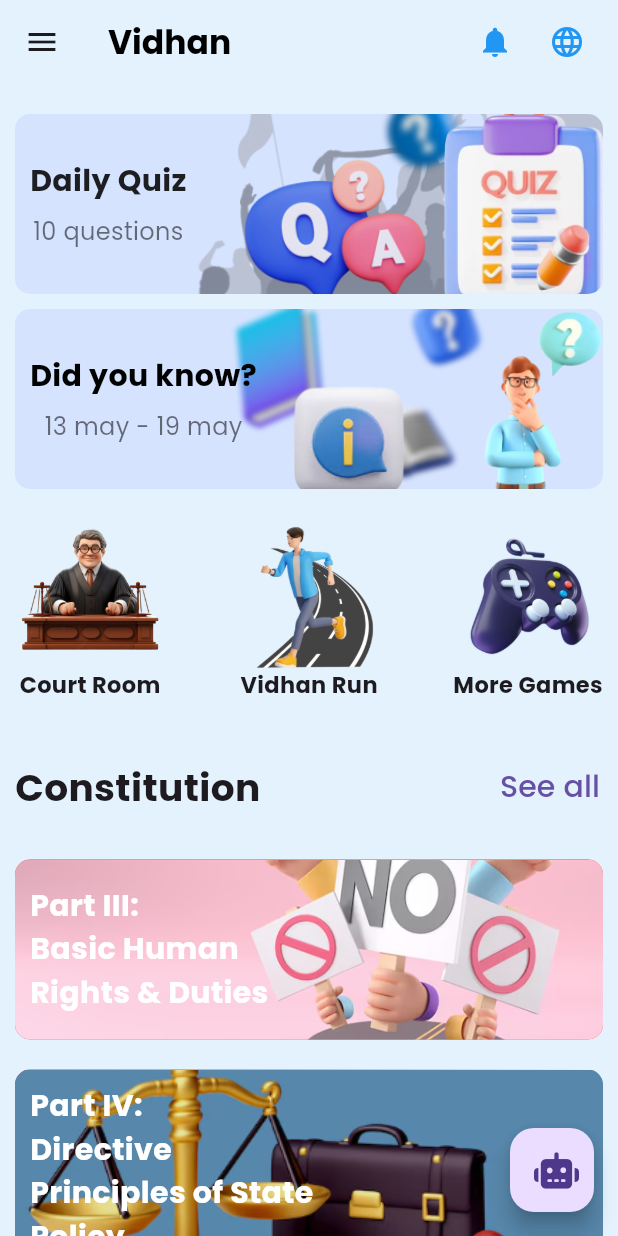
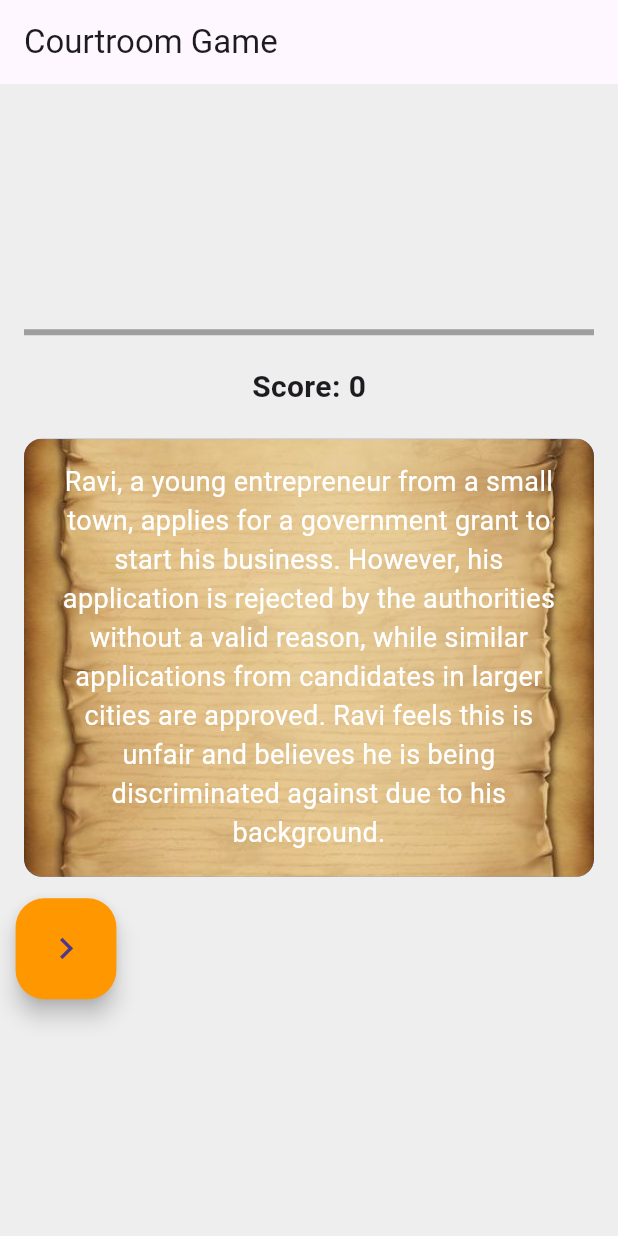
Before and after one commit to Sachinbgithub/vidhan, a Flutter app: the HomePage screen opened by its route, after a tap on "Court Room", on a phone screen of 412 x 824 dp. Run offline on Flutter 3.47's test engine with Material 3 defaults, Android fonts, the phone set to English and light mode, and no system bars; our stand-ins replace audioplayers, carousel_slider, cloud_firestore, curved_navigation_bar, firebase_auth, firebase_core and 9 more; accounts and stored records are empty; network calls fail.

Commit message:
courtroom initial version updated...

```diff
--- /dev/null
+++ b/lib/games/courtRoom/courtroom.dart
@@ -0,0 +1,264 @@
+import 'package:flutter/material.dart';
+import 'dart:async';
+import 'package:audioplayers/audioplayers.dart';
+
+void main() => runApp(CourtroomGameApp());
+
+class CourtroomGameApp extends StatelessWidget {
+  @override
+  Widget build(BuildContext context) {
+    return MaterialApp(
+      title: 'Courtroom Game',
+      theme: ThemeData(primarySwatch: Colors.blue),
+      home: CourtroomGameScreen(),
+    );
+  }
+}
+
+class CourtroomGameScreen extends StatefulWidget {
+  @override
+  _CourtroomGameScreenState createState() => _CourtroomGameScreenState();
+}
+
+class _CourtroomGameScreenState extends State<CourtroomGameScreen> with SingleTickerProviderStateMixin {
+  int _storyIndex = 0;
+  bool _showQuestion = false;
+  int _score = 0;
+  int _timer = 30;
+  late Timer _countdownTimer;
+
+  // Audio player for sound effects
+  AudioPlayer _audioPlayer = AudioPlayer();
+
+  // Example story content and questions
+  final List<String> _storyParts = [
+    "Ravi, a young entrepreneur from a small town, applies for a government grant to start his business. However, his application is rejected by the authorities without a valid reason, while similar applications from candidates in larger cities are approved. Ravi feels this is unfair and believes he is being discriminated against due to his background.",
+    "Ravi decides to challenge this decision in court, citing Article 14 of the Indian Constitution, which guarantees that all citizens are equal before the law and ensures no discrimination based on place of origin or background.",
+    "The court rules in Ravi's favor, emphasizing that every citizen is entitled to equal treatment under the law, regardless of their geographical location.",
+    "Now, the jury awaited the final verdict.",
+  ];
+
+  final String _question = "Which article of the Indian Constitution protects Ravi’s right to equal treatment in the government grant application process?";
+  final List<String> _options = [
+    "Article 15",
+    "Article 14",
+    "Article 17",
+    "Article 19",
+  ];
+  final String _correctAnswer = "Article 14";
+
+  late AnimationController _controller;
+  late Animation<double> _animation;
+
+  @override
+  void initState() {
+    super.initState();
+    _controller = AnimationController(vsync: this, duration: Duration(milliseconds: 300));
+    _animation = Tween<double>(begin: 1.0, end: 1.2).animate(_controller)
+      ..addStatusListener((status) {
+        if (status == AnimationStatus.completed) {
+          _controller.reverse();
+        } else if (status == AnimationStatus.dismissed) {
+          _controller.forward();
+        }
+      });
+    _controller.forward();
+    _startTimer();
+  }
+
+  @override
+  void dispose() {
+    _controller.dispose();
+    _countdownTimer.cancel();
+    super.dispose();
+  }
+
+  void _startTimer() {
+    _timer = 30;
+    _countdownTimer = Timer.periodic(Duration(seconds: 1), (timer) {
+      if (_timer > 0) {
+        setState(() {
+          _timer--;
+        });
+      } else {
+        _countdownTimer.cancel();
+        _answerQuestion(''); // Automatically answer as wrong when time runs out
+      }
+    });
+  }
+
+  void _stopTimer() {
+    if (_countdownTimer.isActive) {
+      _countdownTimer.cancel();
+    }
+  }
+
+  void _answerQuestion(String answer) {
+    _stopTimer();
+    final isCorrect = answer == _correctAnswer;
+
+    // Play sound based on answer correctness
+    if (isCorrect) {
+      _audioPlayer.play('assets/sounds/correct.wav' as Source);
+      _score += 10; // Add points for correct answers
+    } else {
+      _audioPlayer.play('assets/sounds/wrong.mp3' as Source);
+    }
+
+    showDialog(
+      context: context,
+      builder: (context) => AlertDialog(
+        title: Text(isCorrect ? 'Correct!' : 'Wrong Answer'),
+        content: Text(isCorrect
+            ? 'You got the right answer! +10 Points'
+            : 'The correct answer was "$_correctAnswer".'),
+        actions: [
+          TextButton(
+            onPressed: () {
+              Navigator.of(context).pop();
+              setState(() {
+                _storyIndex = 0;
+                _showQuestion = false;
+              });
+              _startTimer(); // Restart timer after question
+            },
+            child: Text('Restart Game'),
+          ),
+        ],
+      ),
+    );
+  }
+
+  void _nextPart() {
+    if (_storyIndex < _storyParts.length - 1) {
+      setState(() {
+        _storyIndex++;
+      });
+    } else {
+      setState(() {
+        _showQuestion = true;
+      });
+    }
+  }
+
+  void _previousPart() {
+    if (_storyIndex > 0) {
+      setState(() {
+        _storyIndex--;
+      });
+    }
+  }
+
+  @override
+  Widget build(BuildContext context) {
+    return Scaffold(
+      backgroundColor: Colors.grey[200],
+      appBar: AppBar(
+        title: Text("Courtroom Game"),
+      ),
+      body: Padding(
+        padding: const EdgeInsets.all(16.0),
+        child: Column(
+          mainAxisAlignment: MainAxisAlignment.center,
+          children: [
+            LinearProgressIndicator(
+              value: _storyIndex / _storyParts.length,
+              backgroundColor: Colors.grey,
+              color: Colors.blueAccent,
+            ),
+            SizedBox(height: 20),
+            Text(
+              'Score: $_score',
+              style: TextStyle(fontSize: 20, fontWeight: FontWeight.bold),
+            ),
+            SizedBox(height: 20),
+            if (!_showQuestion)
+              Column(
+                children: [
+                  Container(
+                    padding: EdgeInsets.all(16),
+                    decoration: BoxDecoration(
+                      image: DecorationImage(
+                        image: AssetImage('assets/download.jpeg'),
+                        fit: BoxFit.cover,
+                      ),
+                      color: Colors.blueAccent,
+                      borderRadius: BorderRadius.circular(12),
+                    ),
+                    child: Text(
+                      _storyParts[_storyIndex],
+                      style: TextStyle(fontSize: 18, color: Colors.white),
+                      textAlign: TextAlign.center,
+                    ),
+                  ),
+                  SizedBox(height: 20),
+                  Row(
+                    mainAxisAlignment: MainAxisAlignment.spaceBetween,
+                    children: [
+                      if (_storyIndex > 0)
+                        FloatingActionButton(
+                          onPressed: _previousPart,
+                          child: Icon(Icons.arrow_back),
+                          backgroundColor: Colors.grey,
+                        ),
+                      ScaleTransition(
+                        scale: _animation,
+                        child: FloatingActionButton(
+                          onPressed: _nextPart,
+                          child: Icon(Icons.navigate_next),
+                          backgroundColor: Colors.orange,
+                        ),
+                      ),
+                    ],
+                  ),
+                ],
+              ),
+            if (_showQuestion)
+              Column(
+                children: [
+                  Text(
+                    _question,
+                    style: TextStyle(
+                        fontSize: 20,
+                        fontWeight: FontWeight.bold,
+                        color: Colors.blueAccent),
+                    textAlign: TextAlign.center,
+                  ),
+                  SizedBox(height: 20),
+                  Column(
+                    crossAxisAlignment: CrossAxisAlignment.stretch,
+                    children: _options.map(
+                          (option) => Padding(
+                        padding: const EdgeInsets.symmetric(vertical: 8.0),
+                        child: ElevatedButton(
+                          onPressed: () => _answerQuestion(option),
+                          style: ElevatedButton.styleFrom(
+                            backgroundColor: Colors.blueAccent,
+                            padding: EdgeInsets.symmetric(vertical: 12),
+                            shape: RoundedRectangleBorder(
+                              borderRadius: BorderRadius.circular(10),
+                            ),
+                          ),
+                          child: Text(
+                            option,
+                            style: TextStyle(
+                                fontSize: 18, color: Colors.white),
+                            textAlign: TextAlign.center,
+                          ),
+                        ),
+                      ),
+                    ).toList(),
+                  ),
+                  SizedBox(height: 20),
+                  Text(
+                    'Time Left: $_timer seconds',
+                    style: TextStyle(fontSize: 18, fontWeight: FontWeight.bold),
+                  ),
+                ],
+              ),
+          ],
+        ),
+      ),
+    );
+  }
+}
--- a/lib/main.dart
+++ b/lib/main.dart
@@ -18,6 +18,7 @@ import 'package:vidhan/utility/bottom_nav.dart';
 import 'content/principles/part_4.dart';
 import 'content/principles/part_5.dart';
 import 'content/principles/principles_quize/screens/quiz_screen.dart';
+import 'games/courtRoom/courtroom.dart';
 import 'games/educandy.dart';
 
 void main() async {
@@ -64,6 +65,7 @@ class MyApp extends StatelessWidget {
         // '/profile': (context) => const ProfilePage(),
         '/settings': (context) => SettingsPage(),
         '/nav': (context) => const BottomNav(),
+        '/courtroom':(context) => CourtroomGameApp(),
       },
     );
   }
--- a/lib/pages/homepage.dart
+++ b/lib/pages/homepage.dart
@@ -414,10 +414,10 @@ class _HomePageState extends State<HomePage> {
                     children: [
                       GestureDetector(
                         onTap: () {
-                          // Navigator.push(
-                          //     context,
-                          //     Navigator.pushNamed(context, '/facts')
-                          //         as Route<Object?>);
+                          Navigator.push(
+                              context,
+                              Navigator.pushNamed(context, '/courtroom')
+                                  as Route<Object?>);
                         },
                         child: Column(
                           children: [
--- a/lib/pages/temp_homepage.dart
+++ b/lib/pages/temp_homepage.dart
@@ -234,7 +234,7 @@ class _HomePageState extends State<HomePage> {
       children: [
         _buildGameCard('Court', 'assets/court2.jpg',
             () => Navigator.pushNamed(context, '/facts')),
-        _buildGameCard('Snake & Ladder', 'assets/img.png',
+        _buildGameCard('Snake & Ladder', 'assets/courtbg.png',
             () => Navigator.pushNamed(context, '/snake')),
         _buildGameCard('Word Game', 'assets/word.png',
             () => Navigator.pushNamed(context, '/web')),
--- a/pubspec.yaml
+++ b/pubspec.yaml
@@ -84,6 +84,8 @@ flutter:
   assets:
     - assets/
 #    - assets/Const.jpg
+    - assets/sounds/correct.wav
+    - assets/sounds/wrong.wav
     - assets/bg1.jpeg
 #    - assets/const2.jpg
 #    - assets/court.jpg
@@ -95,7 +97,7 @@ flutter:
     - assets/img3.jpg
 #    - assets/part_IV.jpg
 #    - assets/protest.jpg
-#    - assets/img.png
+#    - assets/courtbg.png
 #    - assets/snl.png
 #    - assets/triangles.png
 #    - assets/word.png
```
Also changed, not shown: lib/games/courtRoom/courtbg.png (added), 2 other files.
